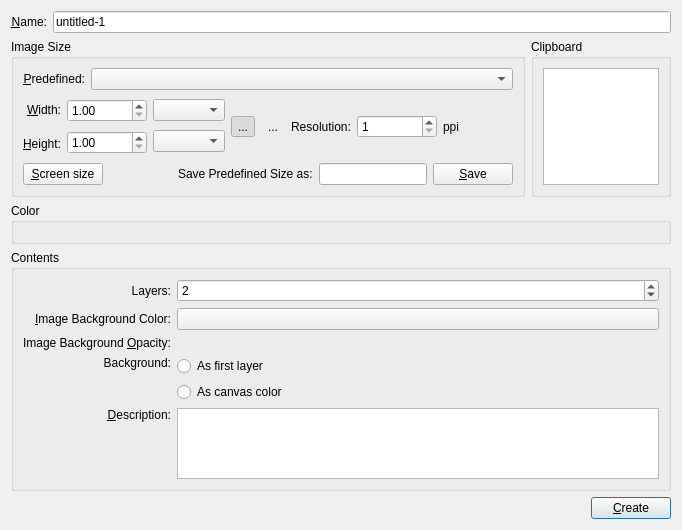
Before: the Qt Designer form libs/ui/forms/wdgnewimage.ui in KDE/krita, drawn with Qt 5.
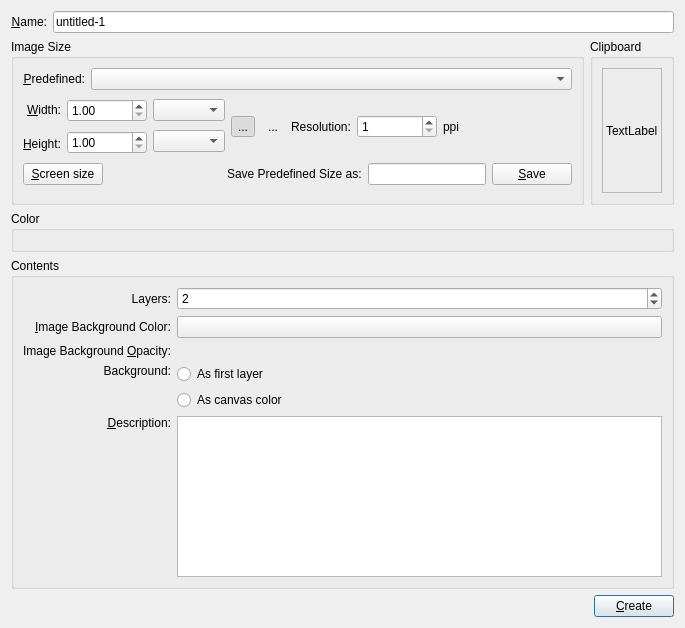
After: the same form once the commit is applied. Custom widgets are drawn as their Qt base class.

Commit message:
Fix crash on creating new images
This also removes the pannable version of the clip preview by
just using a scaled pixmap in a label.

What changed in the file:
```diff
--- a/libs/ui/forms/wdgnewimage.ui
+++ b/libs/ui/forms/wdgnewimage.ui
@@ -6,8 +6,8 @@
    <rect>
     <x>0</x>
     <y>0</y>
-    <width>682</width>
-    <height>530</height>
+    <width>685</width>
+    <height>628</height>
    </rect>
   </property>
   <property name="windowTitle">
@@ -335,21 +335,24 @@
        </property>
        <layout class="QVBoxLayout" name="verticalLayout_2">
         <item>
-         <widget class="QGraphicsView" name="clipPreview">
-          <property name="minimumSize">
-           <size>
-            <width>100</width>
-            <height>100</height>
-           </size>
-          </property>
+         <widget class="QLabel" name="lblPreview">
           <property name="maximumSize">
            <size>
-            <width>300</width>
-            <height>300</height>
+            <width>250</width>
+            <height>250</height>
            </size>
           </property>
-          <property name="interactive">
-           <bool>false</bool>
+          <property name="baseSize">
+           <size>
+            <width>250</width>
+            <height>250</height>
+           </size>
+          </property>
+          <property name="frameShape">
+           <enum>QFrame::StyledPanel</enum>
+          </property>
+          <property name="text">
+           <string>TextLabel</string>
           </property>
          </widget>
         </item>
```
Left out of the diff: 11 changed lines with no effect on the pictures. The commit also changes 2 other files.
